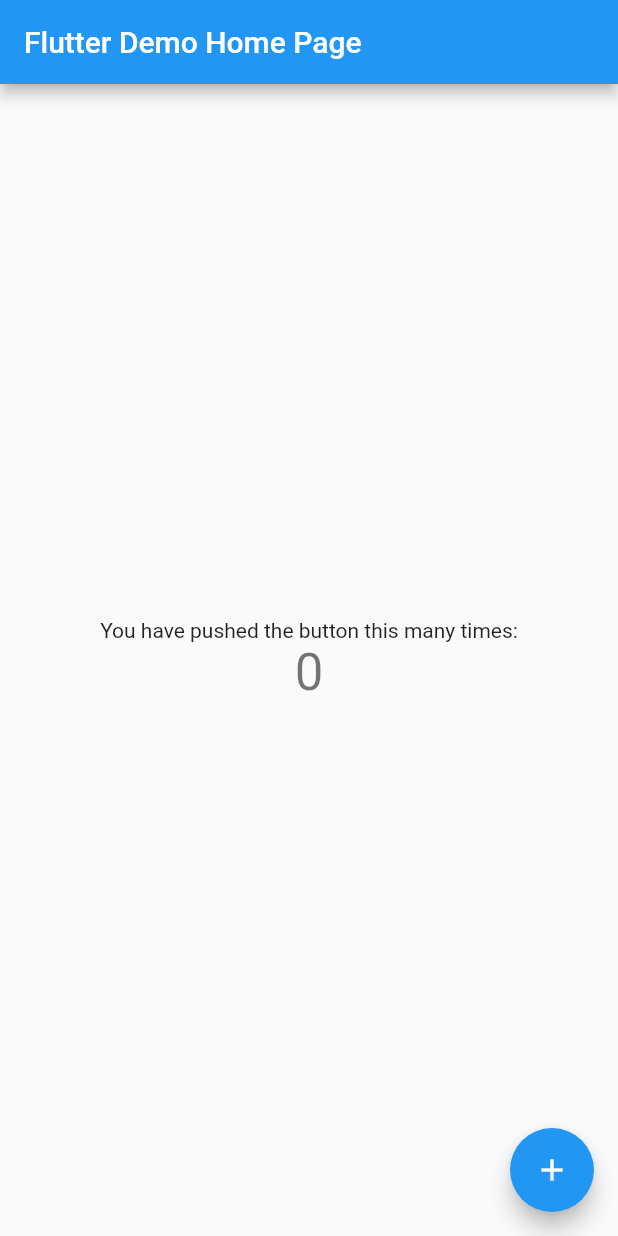
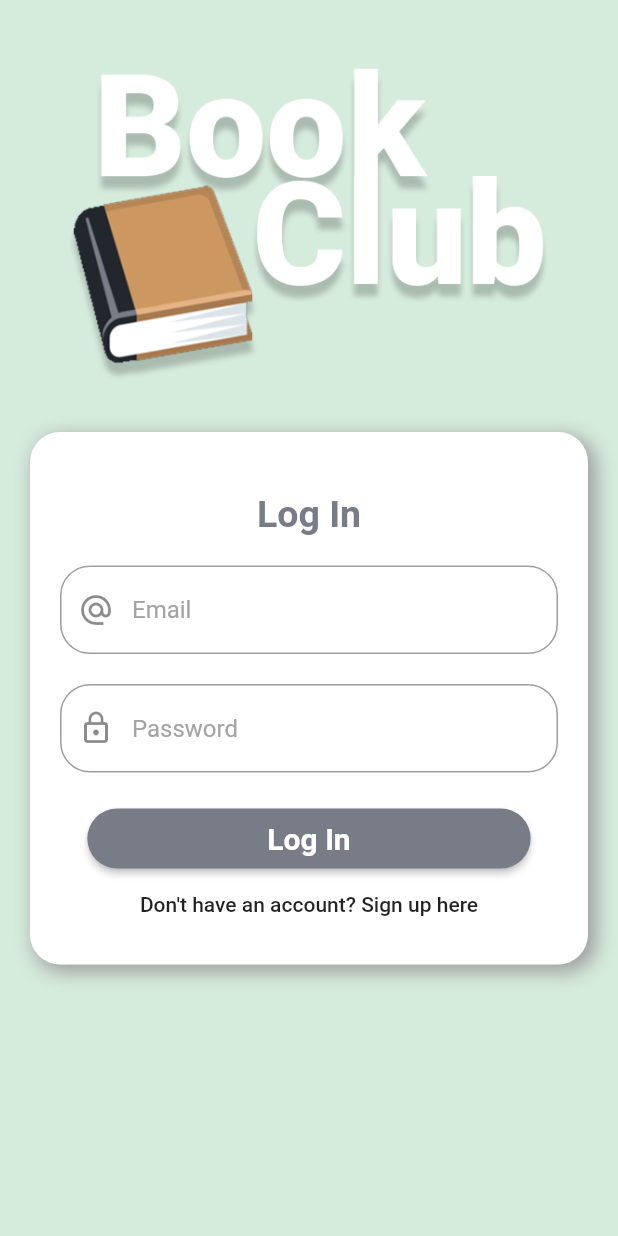
Before and after one commit to Paradax00/Book_Club, a Flutter app: the screen it shows after launch, on a phone screen of 412 x 824 dp. Run offline on Flutter 3.47's test engine with Material 2 defaults, Android fonts, the phone set to English and light mode, and no system bars.

Commit message:
adding UI login/signup Screen

```diff
--- a/lib/main.dart
+++ b/lib/main.dart
@@ -1,3 +1,5 @@
+import 'package:book_club/screens/login/login.dart';
+import 'package:book_club/utils/ourTheme.dart';
 import 'package:flutter/material.dart';
 
 void main() {
@@ -11,105 +13,9 @@ class MyApp extends StatelessWidget {
   @override
   Widget build(BuildContext context) {
     return MaterialApp(
-      title: 'Flutter Demo',
-      theme: ThemeData(
-        // This is the theme of your application.
-        //
-        // Try running your application with "flutter run". You'll see the
-        // application has a blue toolbar. Then, without quitting the app, try
-        // changing the primarySwatch below to Colors.green and then invoke
-        // "hot reload" (press "r" in the console where you ran "flutter run",
-        // or simply save your changes to "hot reload" in a Flutter IDE).
-        // Notice that the counter didn't reset back to zero; the application
-        // is not restarted.
-        primarySwatch: Colors.blue,
-      ),
-      home: const MyHomePage(title: 'Flutter Demo Home Page'),
+      debugShowCheckedModeBanner: false,
+      theme: OurTheme().buildTheme(),
+      home: OurLogin(),
     );
   }
 }
-
-class MyHomePage extends StatefulWidget {
-  const MyHomePage({Key? key, required this.title}) : super(key: key);
-
-  // This widget is the home page of your application. It is stateful, meaning
-  // that it has a State object (defined below) that contains fields that affect
-  // how it looks.
-
-  // This class is the configuration for the state. It holds the values (in this
-  // case the title) provided by the parent (in this case the App widget) and
-  // used by the build method of the State. Fields in a Widget subclass are
-  // always marked "final".
-
-  final String title;
-
-  @override
-  State<MyHomePage> createState() => _MyHomePageState();
-}
-
-class _MyHomePageState extends State<MyHomePage> {
-  int _counter = 0;
-
-  void _incrementCounter() {
-    setState(() {
-      // This call to setState tells the Flutter framework that something has
-      // changed in this State, which causes it to rerun the build method below
-      // so that the display can reflect the updated values. If we changed
-      // _counter without calling setState(), then the build method would not be
-      // called again, and so nothing would appear to happen.
-      _counter++;
-    });
-  }
-
-  @override
-  Widget build(BuildContext context) {
-    // This method is rerun every time setState is called, for instance as done
-    // by the _incrementCounter method above.
-    //
-    // The Flutter framework has been optimized to make rerunning build methods
-    // fast, so that you can just rebuild anything that needs updating rather
-    // than having to individually change instances of widgets.
-    return Scaffold(
-      appBar: AppBar(
-        // Here we take the value from the MyHomePage object that was created by
-        // the App.build method, and use it to set our appbar title.
-        title: Text(widget.title),
-      ),
-      body: Center(
-        // Center is a layout widget. It takes a single child and positions it
-        // in the middle of the parent.
-        child: Column(
-          // Column is also a layout widget. It takes a list of children and
-          // arranges them vertically. By default, it sizes itself to fit its
-          // children horizontally, and tries to be as tall as its parent.
-          //
-          // Invoke "debug painting" (press "p" in the console, choose the
-          // "Toggle Debug Paint" action from the Flutter Inspector in Android
-          // Studio, or the "Toggle Debug Paint" command in Visual Studio Code)
-          // to see the wireframe for each widget.
-          //
-          // Column has various properties to control how it sizes itself and
-          // how it positions its children. Here we use mainAxisAlignment to
-          // center the children vertically; the main axis here is the vertical
-          // axis because Columns are vertical (the cross axis would be
-          // horizontal).
-          mainAxisAlignment: MainAxisAlignment.center,
-          children: <Widget>[
-            const Text(
-              'You have pushed the button this many times:',
-            ),
-            Text(
-              '$_counter',
-              style: Theme.of(context).textTheme.headline4,
-            ),
-          ],
-        ),
-      ),
-      floatingActionButton: FloatingActionButton(
-        onPressed: _incrementCounter,
-        tooltip: 'Increment',
-        child: const Icon(Icons.add),
-      ), // This trailing comma makes auto-formatting nicer for build methods.
-    );
-  }
-}
--- /dev/null
+++ b/lib/screens/login/localWidgets/loginForm.dart
@@ -0,0 +1,70 @@
+import 'package:book_club/screens/signup/signup.dart';
+import 'package:book_club/widgets/ourContainer.dart';
+import 'package:flutter/material.dart';
+
+class OurLoginForm extends StatelessWidget {
+  @override
+  Widget build(BuildContext context) {
+    return OurContainer(
+      child: Column(
+        children: <Widget>[
+          Padding(
+            padding: EdgeInsets.symmetric(vertical: 20.0, horizontal: 8.0),
+            child: Text(
+              "Log In",
+              style: TextStyle(
+                color: Theme.of(context).secondaryHeaderColor,
+                fontSize: 25.0,
+                fontWeight: FontWeight.bold,
+              ),
+            ),
+          ),
+          TextFormField(
+            decoration: InputDecoration(
+              prefixIcon: Icon(Icons.alternate_email),
+              hintText: "Email",
+            ),
+          ),
+          SizedBox(
+            height: 20.0,
+          ),
+          TextFormField(
+            decoration: InputDecoration(
+              prefixIcon: Icon(Icons.lock_outline),
+              hintText: "Password",
+            ),
+            obscureText: true,
+          ),
+          SizedBox(
+            height: 20.0,
+          ),
+          RaisedButton(
+            child: Padding(
+              padding: EdgeInsets.symmetric(horizontal: 100),
+              child: Text(
+                "Log In",
+                style: TextStyle(
+                  color: Colors.white,
+                  fontWeight: FontWeight.bold,
+                  fontSize: 20.0,
+                ),
+              ),
+            ),
+            onPressed: () {},
+          ),
+          FlatButton(
+            child: Text("Don't have an account? Sign up here"),
+            materialTapTargetSize: MaterialTapTargetSize.shrinkWrap,
+            onPressed: () {
+              Navigator.of(context).push(
+                MaterialPageRoute(
+                  builder: (context) => OurSignUp(),
+                ),
+              );
+            },
+          )
+        ],
+      ),
+    );
+  }
+}
--- /dev/null
+++ b/lib/screens/login/login.dart
@@ -0,0 +1,32 @@
+import 'package:flutter/material.dart';
+
+import 'localWidgets/loginForm.dart';
+
+class OurLogin extends StatelessWidget {
+  const OurLogin({Key? key}) : super(key: key);
+
+  @override
+  Widget build(BuildContext context) {
+    return Scaffold(
+      body: SafeArea(
+        child: Row(
+          mainAxisAlignment: MainAxisAlignment.center,
+          children: <Widget>[
+            Expanded(
+              child: ListView(
+                padding: EdgeInsets.all(20.0),
+                children: <Widget>[
+                  Image.asset("assets/logo.png"),
+                  SizedBox(
+                    height: 20.0,
+                  ),
+                  OurLoginForm(),
+                ],
+              ),
+            )
+          ],
+        ),
+      ),
+    );
+  }
+}
--- /dev/null
+++ b/lib/utils/ourTheme.dart
@@ -0,0 +1,40 @@
+import 'package:flutter/material.dart';
+
+class OurTheme {
+  Color _lightGreen = Color.fromARGB(255, 213, 235, 220);
+  Color _lightGrey = Color.fromARGB(255, 164, 164, 164);
+  Color _darkerGrey = Color.fromARGB(255, 119, 124, 135);
+
+  ThemeData buildTheme() {
+    return ThemeData(
+      canvasColor: _lightGreen,
+      primaryColor: _lightGreen,
+      accentColor: _lightGrey,
+      secondaryHeaderColor: _darkerGrey,
+      hintColor: _lightGrey,
+      inputDecorationTheme: InputDecorationTheme(
+        border: OutlineInputBorder(
+          borderRadius: BorderRadius.circular(20.0),
+          borderSide: BorderSide(
+            color: _lightGrey,
+          ),
+        ),
+        focusedBorder: OutlineInputBorder(
+          borderRadius: BorderRadius.circular(20.0),
+          borderSide: BorderSide(
+            color: _lightGreen,
+          ),
+        ),
+      ),
+      buttonTheme: ButtonThemeData(
+        buttonColor: _darkerGrey,
+        padding: EdgeInsets.symmetric(horizontal: 20.0),
+        minWidth: 200,
+        height: 40.0,
+        shape: RoundedRectangleBorder(
+          borderRadius: BorderRadius.circular(20.0),
+        ),
+      ),
+    );
+  }
+}
--- /dev/null
+++ b/lib/widgets/ourContainer.dart
@@ -0,0 +1,30 @@
+import 'package:flutter/material.dart';
+
+class OurContainer extends StatelessWidget {
+  final Widget? child;
+
+  const OurContainer({Key? key, this.child}) : super(key: key);
+
+  @override
+  Widget build(BuildContext context) {
+    return Container(
+      padding: EdgeInsets.all(20.0),
+      decoration: BoxDecoration(
+        color: Colors.white,
+        borderRadius: BorderRadius.circular(20.0),
+        boxShadow: [
+          BoxShadow(
+            color: Colors.grey,
+            blurRadius: 10.0,
+            spreadRadius: 1.0,
+            offset: Offset(
+              4.0,
+              4.0,
+            ),
+          )
+        ],
+      ),
+      child: child,
+    );
+  }
+}
--- a/pubspec.yaml
+++ b/pubspec.yaml
@@ -58,8 +58,8 @@ flutter:
   uses-material-design: true
 
   # To add assets to your application, add an assets section, like this:
-  # assets:
-  #   - images/a_dot_burr.jpeg
+  assets:
+    - assets/
   #   - images/a_dot_ham.jpeg
 
   # An image asset can refer to one or more resolution-specific "variants", see
```
Also changed, not shown: lib/screens/signup/localWidgets/signupForm.dart (added, +79 -0 lines), lib/screens/signup/signup.dart (added, +36 -0 lines), assets/logo.png (added).
